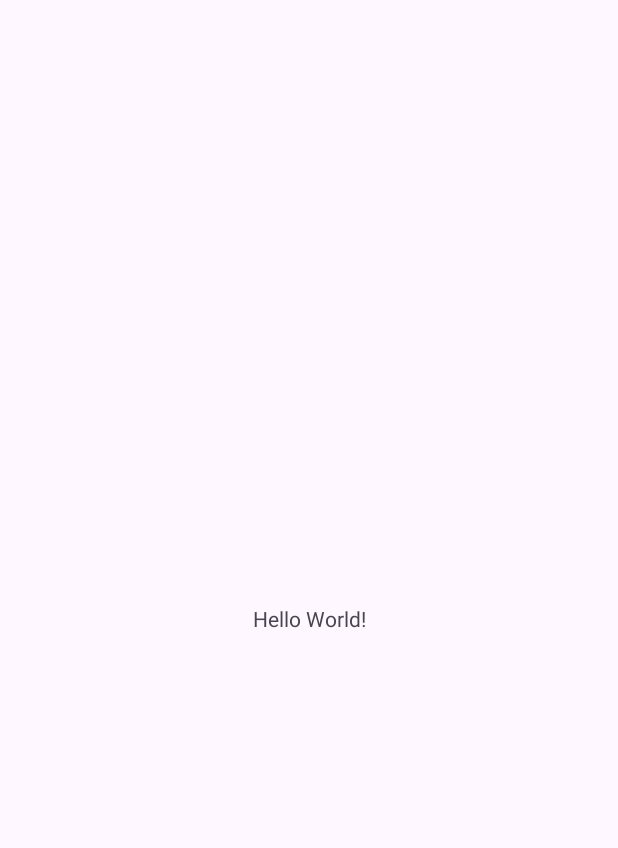
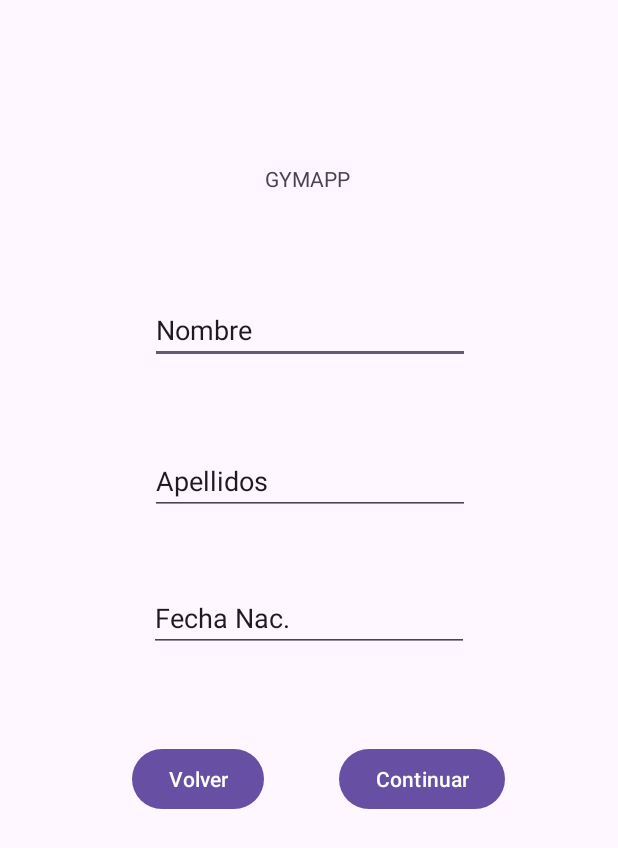
Before and after one commit to DaniBDaw/GymAppMobile, an Android app: the screen it shows after launch (MainActivity before the commit, Registro after it), on a phone screen of 412 x 824 dp. Before the commit the part shown is almost empty. Shown: the top 848 px of the screen. Run offline under Robolectric (Android 15) with nearby library versions, the phone set to English and light mode, and no system bars.

Commit message:
clase registro

```diff
--- a/GymApp2/app/src/main/AndroidManifest.xml
+++ b/GymApp2/app/src/main/AndroidManifest.xml
@@ -21,6 +21,10 @@
                 <category android:name="android.intent.category.LAUNCHER" />
             </intent-filter>
         </activity>
+        <activity
+            android:name=".ui.Registro"
+            android:exported="false"
+            android:windowSoftInputMode="adjustResize" />
     </application>
 
 </manifest>
--- a/GymApp2/app/src/main/java/es/elorrieta/app/gym_app/MainActivity.kt
+++ b/GymApp2/app/src/main/java/es/elorrieta/app/gym_app/MainActivity.kt
@@ -1,10 +1,14 @@
 package es.elorrieta.app.gym_app
 
+import android.app.Activity
+import android.content.Intent
 import android.os.Bundle
 import androidx.activity.enableEdgeToEdge
+import androidx.activity.result.contract.ActivityResultContracts
 import androidx.appcompat.app.AppCompatActivity
 import androidx.core.view.ViewCompat
 import androidx.core.view.WindowInsetsCompat
+import es.elorrieta.app.gym_app.ui.Registro
 
 class MainActivity : AppCompatActivity() {
     override fun onCreate(savedInstanceState: Bundle?) {
@@ -16,5 +20,10 @@ class MainActivity : AppCompatActivity() {
             v.setPadding(systemBars.left, systemBars.top, systemBars.right, systemBars.bottom)
             insets
         }
+        val getResult =
+            registerForActivityResult(ActivityResultContracts.StartActivityForResult()) { result ->
+            }
+        val intent = Intent(this, Registro::class.java)
+        getResult.launch(intent)
     }
 }
--- /dev/null
+++ b/GymApp2/app/src/main/java/es/elorrieta/app/gym_app/ui/Registro.kt
@@ -0,0 +1,24 @@
+package es.elorrieta.app.gym_app.ui
+
+import android.os.Bundle
+import androidx.activity.enableEdgeToEdge
+import androidx.appcompat.app.AppCompatActivity
+import androidx.core.view.ViewCompat
+import androidx.core.view.WindowInsetsCompat
+import es.elorrieta.app.gym_app.R
+
+class Registro : AppCompatActivity() {
+    override fun onCreate(savedInstanceState: Bundle?) {
+        super.onCreate(savedInstanceState)
+        enableEdgeToEdge()
+        setContentView(R.layout.activity_registro)
+        ViewCompat.setOnApplyWindowInsetsListener(findViewById(R.id.main)) { v, insets ->
+            val systemBars = insets.getInsets(WindowInsetsCompat.Type.systemBars())
+            v.setPadding(systemBars.left, systemBars.top, systemBars.right, systemBars.bottom)
+            insets
+        }
+
+
+
+    }
+}
--- /dev/null
+++ b/GymApp2/app/src/main/res/layout/activity_registro.xml
@@ -0,0 +1,86 @@
+<?xml version="1.0" encoding="utf-8"?>
+<androidx.constraintlayout.widget.ConstraintLayout xmlns:android="http://schemas.android.com/apk/res/android"
+    xmlns:app="http://schemas.android.com/apk/res-auto"
+    xmlns:tools="http://schemas.android.com/tools"
+    android:id="@+id/main"
+    android:layout_width="match_parent"
+    android:layout_height="match_parent"
+    tools:context=".ui.Registro">
+
+    <TextView
+        android:id="@+id/textView"
+        android:layout_width="wrap_content"
+        android:layout_height="wrap_content"
+        android:text="@string/GYMAPP"
+        app:layout_constraintBottom_toBottomOf="parent"
+        app:layout_constraintEnd_toEndOf="parent"
+        app:layout_constraintHorizontal_bias="0.498"
+        app:layout_constraintStart_toStartOf="parent"
+        app:layout_constraintTop_toTopOf="parent"
+        app:layout_constraintVertical_bias="0.136" />
+
+    <EditText
+        android:id="@+id/InputNombre"
+        android:layout_width="wrap_content"
+        android:layout_height="wrap_content"
+        android:ems="10"
+        android:inputType="text"
+        android:text="@string/Nombre"
+        app:layout_constraintBottom_toBottomOf="parent"
+        app:layout_constraintEnd_toEndOf="parent"
+        app:layout_constraintHorizontal_bias="0.502"
+        app:layout_constraintStart_toStartOf="parent"
+        app:layout_constraintTop_toTopOf="parent"
+        app:layout_constraintVertical_bias="0.253" />
+
+    <EditText
+        android:id="@+id/InputApellido"
+        android:layout_width="wrap_content"
+        android:layout_height="wrap_content"
+        android:ems="10"
+        android:inputType="text"
+        android:text="@string/Apellidos"
+        app:layout_constraintBottom_toBottomOf="parent"
+        app:layout_constraintEnd_toEndOf="parent"
+        app:layout_constraintHorizontal_bias="0.502"
+        app:layout_constraintStart_toStartOf="parent"
+        app:layout_constraintTop_toTopOf="parent"
+        app:layout_constraintVertical_bias="0.383" />
+
+    <EditText
+        android:id="@+id/editTextDate"
+        android:layout_width="wrap_content"
+        android:layout_height="wrap_content"
+        android:ems="10"
+        android:text="@string/FechaNac"
+        android:inputType="date"
+        app:layout_constraintBottom_toBottomOf="parent"
+        app:layout_constraintEnd_toEndOf="parent"
+        app:layout_constraintStart_toStartOf="parent"
+        app:layout_constraintTop_toTopOf="parent" />
+
+    <Button
+        android:id="@+id/BtnRegisterContinuar"
+        android:layout_width="wrap_content"
+        android:layout_height="wrap_content"
+        android:text="@string/Continuar"
+        app:layout_constraintBottom_toBottomOf="parent"
+        app:layout_constraintEnd_toEndOf="parent"
+        app:layout_constraintHorizontal_bias="0.75"
+        app:layout_constraintStart_toStartOf="parent"
+        app:layout_constraintTop_toTopOf="parent"
+        app:layout_constraintVertical_bias="0.638" />
+
+    <Button
+        android:id="@+id/btnRegisterVolver"
+        android:layout_width="wrap_content"
+        android:layout_height="wrap_content"
+        android:text="@string/Volver"
+        app:layout_constraintBottom_toBottomOf="parent"
+        app:layout_constraintEnd_toEndOf="parent"
+        app:layout_constraintHorizontal_bias="0.272"
+        app:layout_constraintStart_toStartOf="parent"
+        app:layout_constraintTop_toTopOf="parent"
+        app:layout_constraintVertical_bias="0.638" />
+
+</androidx.constraintlayout.widget.ConstraintLayout>
--- a/GymApp2/app/src/main/res/values/strings.xml
+++ b/GymApp2/app/src/main/res/values/strings.xml
@@ -1,3 +1,10 @@
 <resources>
     <string name="app_name">Gym-App</string>
+    <!-- TODO: Remove or change this placeholder text -->
+    <string name="GYMAPP">GYMAPP</string>
+    <string name="Nombre">Nombre</string>
+    <string name="Apellidos">Apellidos</string>
+    <string name="FechaNac">Fecha Nac.</string>
+    <string name="Continuar">Continuar</string>
+    <string name="Volver">Volver</string>
 </resources>
```
